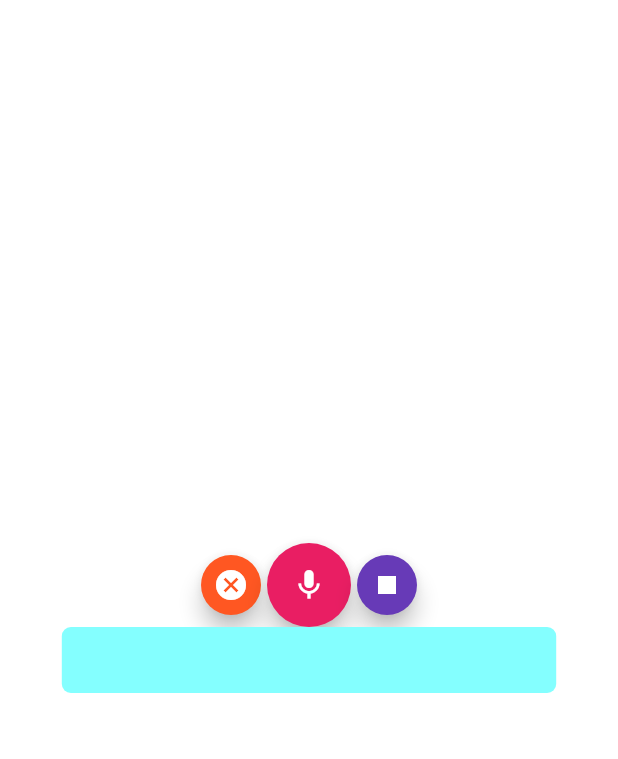
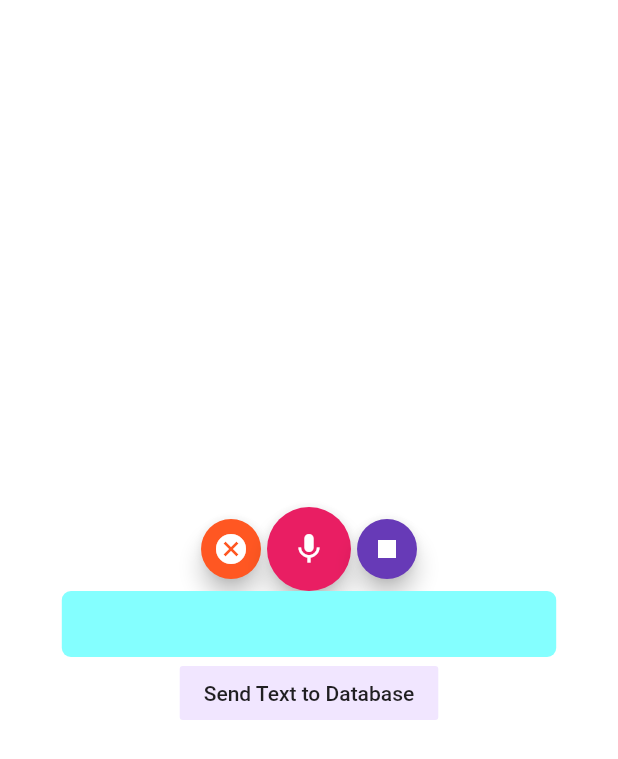
Before and after one commit to suriya-1403/speech2image-hack36, a Flutter app: the VoiceHome screen opened directly, on a phone screen of 412 x 824 dp. Shown: the top 759 px of the screen. Run offline on Flutter 3.47's test engine with Material 2 defaults, Android fonts, the phone set to English and light mode, and no system bars; our stand-ins replace avatar_glow, firebase_auth, firebase_core, flutter_svg, speech_to_text, url_launcher_web; missing offline and left inert: cloud_firestore_web, firebase_analytics_web, firebase_auth_web, firebase_core_web, highlight_text, speech_recognition; accounts and stored records are empty.

Commit message:
build: Speechreg.dart processing

```diff
--- a/lib/Screens/SpeechDect/speechreg.dart
+++ b/lib/Screens/SpeechDect/speechreg.dart
@@ -1,6 +1,8 @@
-
 import 'package:flutter/material.dart';
+import 'package:speech2image/constants.dart';
 import 'package:speech_recognition/speech_recognition.dart';
+import 'package:http/http.dart' as http;
+import 'dart:convert';
 
 class MyAppA extends StatelessWidget {
   @override
@@ -73,9 +75,9 @@ class _VoiceHomeState extends State<VoiceHome> {
                     if (_isListening)
                       _speechRecognition.cancel().then(
                             (result) => setState(() {
-                                  _isListening = result;
-                                  resultText = "";
-                                }),
+                              _isListening = result;
+                              resultText = "";
+                            }),
                           );
                   },
                 ),
@@ -116,6 +118,26 @@ class _VoiceHomeState extends State<VoiceHome> {
                 resultText,
                 style: TextStyle(fontSize: 24.0),
               ),
+            ),
+            Row(
+              mainAxisAlignment: MainAxisAlignment.center,
+              children: <Widget>[
+                FlatButton(
+                  onPressed: () async {
+                    //validating the form and saving it
+                    _savingData();
+
+                    //url to send the post request to
+                    final url = 'http://127.0.0.1:5000/name';
+
+                    //sending a post request to the url
+                    final response = await http.post(Uri.parse(url),
+                        body: json.encode({'name': name}));
+                  },
+                  child: Text("Send Text to Database"),
+                  color: kPrimaryLightColor,
+                )
+              ],
             )
           ],
         ),
--- a/pubspec.yaml
+++ b/pubspec.yaml
@@ -40,6 +40,7 @@ dependencies:
   clipboard: ^0.1.2+8
   url_launcher: ^6.0.3
   speech_recognition: ^0.3.0+1
+  http: ^0.13.1
 
 dev_dependencies:
   flutter_test:
```
Also changed, not shown: 2 other files.
